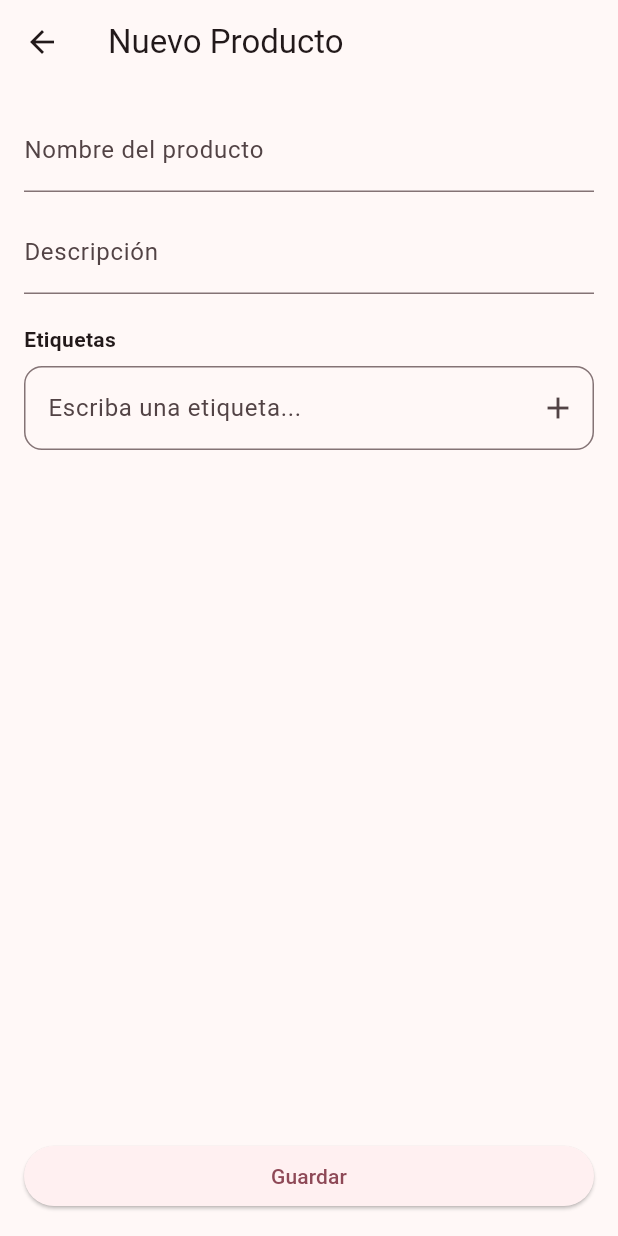
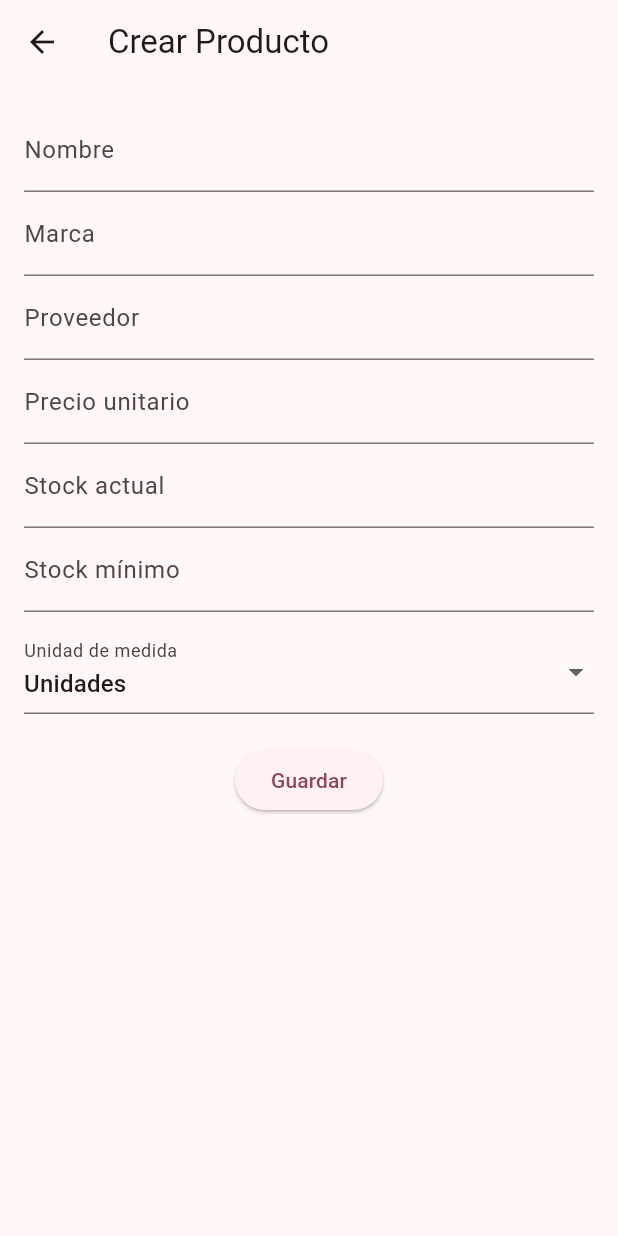
Before and after one commit to Chronos2412/Project-Kim, a Flutter app: the ProductFormScreen screen opened directly, on a phone screen of 412 x 824 dp. Run offline on Flutter 3.47's test engine with Material 3 defaults, Android fonts, the phone set to English and light mode, and no system bars; our stand-ins replace sqflite; accounts and stored records are empty.

Commit message:
feat: inventory module create flow + fixes product model + dropdown fix

```diff
--- a/project_kim/lib/features/inventory/data/models/product_model.dart
+++ b/project_kim/lib/features/inventory/data/models/product_model.dart
@@ -1,13 +1,21 @@
 class ProductModel {
   final int? id;
   final int categoryId;
+
   final String name;
+
   final double unitPrice;
-  final double stockQuantity;
+
+  // 🔥 STOCK DEBE SER INT en inventario real
+  final int stockQuantity;
+
   final String stockUnit; // "unit" | "ml" | "kg"
+
   final String brand;
   final String supplier;
-  final double minStockQuantity;
+
+  final int minStockQuantity;
+
   final DateTime lastUpdatedAt;
   final String lastUpdatedBy;
 
@@ -25,8 +33,14 @@ class ProductModel {
     required this.lastUpdatedBy,
   });
 
-  bool get isLowStock => stockQuantity < minStockQuantity;
+  // -------------------------
+  // BUSINESS LOGIC
+  // -------------------------
+  bool get isLowStock => stockQuantity <= minStockQuantity;
 
+  // -------------------------
+  // TO MAP (DB)
+  // -------------------------
   Map<String, dynamic> toMap() {
     return {
       "id": id,
@@ -43,17 +57,26 @@ class ProductModel {
     };
   }
 
+  // -------------------------
+  // FROM MAP (DB)
+  // -------------------------
   factory ProductModel.fromMap(Map<String, dynamic> map) {
     return ProductModel(
       id: map["id"],
       categoryId: map["categoryId"],
       name: map["name"],
       unitPrice: (map["unitPrice"] as num).toDouble(),
-      stockQuantity: (map["stockQuantity"] as num).toDouble(),
+
+      // 🔥 FIX: int seguro
+      stockQuantity: (map["stockQuantity"] as num).toInt(),
+
       stockUnit: map["stockUnit"],
       brand: map["brand"],
       supplier: map["supplier"],
-      minStockQuantity: (map["minStockQuantity"] as num).toDouble(),
+
+      // 🔥 FIX: int seguro
+      minStockQuantity: (map["minStockQuantity"] as num).toInt(),
+
       lastUpdatedAt: DateTime.parse(map["lastUpdatedAt"]),
       lastUpdatedBy: map["lastUpdatedBy"],
     );
--- a/project_kim/lib/features/inventory/presentation/screens/product_form_screen.dart
+++ b/project_kim/lib/features/inventory/presentation/screens/product_form_screen.dart
@@ -1,12 +1,9 @@
 import 'package:flutter/material.dart';
 import 'package:project_kim/core/db/app_database.dart';
-import 'package:project_kim/features/inventory/data/models/tag_model.dart';
-import 'package:project_kim/features/inventory/presentation/widgets/tag_input_widget.dart';
+import 'package:project_kim/features/inventory/data/models/product_model.dart';
 
 class ProductFormScreen extends StatefulWidget {
-  final dynamic product; // reemplaza por ProductModel si tienes
-
-  const ProductFormScreen({super.key, this.product});
+  const ProductFormScreen({super.key});
 
   @override
   State<ProductFormScreen> createState() => _ProductFormScreenState();
@@ -14,202 +11,125 @@ class ProductFormScreen extends StatefulWidget {
 
 class _ProductFormScreenState extends State<ProductFormScreen> {
   final AppDatabase _db = AppDatabase();
+  final _formKey = GlobalKey<FormState>();
 
-  List<TagModel> _existingTags = [];
-  List<TagModel> _selectedTags = [];
+  final _nameCtrl = TextEditingController();
+  final _brandCtrl = TextEditingController();
+  final _supplierCtrl = TextEditingController();
+  final _priceCtrl = TextEditingController();
+  final _stockCtrl = TextEditingController();
+  final _minStockCtrl = TextEditingController();
 
-  final TextEditingController _nameController = TextEditingController();
-  final TextEditingController _descController = TextEditingController();
-
-  bool get isEditing => widget.product != null;
-
-  @override
-  void initState() {
-    super.initState();
-
-    _loadTags();
-
-    if (isEditing) {
-      _fillProductData();
-      _loadProductTags(widget.product.id);
-    }
-  }
-
-  // =========================
-  // LOAD ALL TAGS (CATALOG)
-  // =========================
-  Future<void> _loadTags() async {
-    final db = await _db.database;
-
-    final result = await db.query('tags');
-
-    setState(() {
-      _existingTags =
-          result.map((e) => TagModel.fromMap(e)).toList();
-    });
-  }
-
-  // =========================
-  // LOAD PRODUCT DATA (EDIT)
-  // =========================
-  void _fillProductData() {
-    final product = widget.product;
-
-    _nameController.text = product.name;
-    _descController.text = product.description ?? "";
-  }
-
-  // =========================
-  // LOAD PRODUCT TAGS (EDIT FIX)
-  // =========================
-  Future<void> _loadProductTags(int productId) async {
-    final db = await _db.database;
-
-    final result = await db.rawQuery('''
-      SELECT t.*
-      FROM tags t
-      INNER JOIN product_tags pt ON pt.tagId = t.id
-      WHERE pt.productId = ?
-    ''', [productId]);
-
-    setState(() {
-      _selectedTags =
-          result.map((e) => TagModel.fromMap(e)).toList();
-    });
-  }
-
-  // =========================
-  // SAVE PRODUCT (CREATE/UPDATE)
-  // =========================
-  Future<void> saveProduct() async {
-    final db = await _db.database;
-
-    final productData = {
-      'name': _nameController.text.trim(),
-      'description': _descController.text.trim(),
-      'createdAt': DateTime.now().toIso8601String(),
-    };
-
-    int productId;
-
-    if (isEditing) {
-      productId = widget.product.id;
-
-      await db.update(
-        'products',
-        productData,
-        where: 'id = ?',
-        whereArgs: [productId],
-      );
-    } else {
-      productId = await db.insert('products', productData);
-    }
-
-    // =========================
-    // TAGS FLOW (IMPORTANT)
-    // =========================
-    final tagNames =
-        _selectedTags.map((t) => t.name).toList();
-
-    await _db.saveProductTags(
-      db,
-      productId,
-      tagNames,
-    );
-
-    // =========================
-    // LOG
-    // =========================
-    await db.insert('product_logs', {
-      'productId': productId,
-      'action': isEditing ? 'UPDATE' : 'CREATE',
-      'createdAt': DateTime.now().toIso8601String(),
-    });
-
-    if (mounted) {
-      Navigator.pop(context);
-    }
-  }
+  String _unit = "unidades";
 
   @override
   void dispose() {
-    _nameController.dispose();
-    _descController.dispose();
+    _nameCtrl.dispose();
+    _brandCtrl.dispose();
+    _supplierCtrl.dispose();
+    _priceCtrl.dispose();
+    _stockCtrl.dispose();
+    _minStockCtrl.dispose();
     super.dispose();
+  }
+
+  Future<void> _save() async {
+    if (!_formKey.currentState!.validate()) return;
+
+    final db = await _db.database;
+
+    final product = ProductModel(
+      categoryId: 1, // temporal mientras conectamos categories UI
+      name: _nameCtrl.text.trim(),
+      unitPrice: double.tryParse(_priceCtrl.text) ?? 0.0,
+      stockQuantity: int.tryParse(_stockCtrl.text) ?? 0,
+      stockUnit: _unit,
+      brand: _brandCtrl.text.trim(),
+      supplier: _supplierCtrl.text.trim(),
+      minStockQuantity: int.tryParse(_minStockCtrl.text) ?? 0,
+      lastUpdatedAt: DateTime.now(),
+      lastUpdatedBy: "system",
+    );
+
+    await db.insert("products", product.toMap());
+
+    if (!mounted) return;
+
+    Navigator.pop(context, true);
   }
 
   @override
   Widget build(BuildContext context) {
     return Scaffold(
-      appBar: AppBar(
-        title: Text(
-          isEditing ? "Editar Producto" : "Nuevo Producto",
-        ),
-      ),
-      body: Padding(
+      appBar: AppBar(title: const Text("Crear Producto")),
+      body: SingleChildScrollView(
         padding: const EdgeInsets.all(16),
-        child: Column(
-          children: [
-            // NAME
-            TextField(
-              controller: _nameController,
-              decoration: const InputDecoration(
-                labelText: "Nombre del producto",
+        child: Form(
+          key: _formKey,
+          child: Column(
+            children: [
+
+              TextFormField(
+                controller: _nameCtrl,
+                decoration: const InputDecoration(labelText: "Nombre"),
+                validator: (v) =>
+                    v == null || v.isEmpty ? "Requerido" : null,
               ),
-            ),
 
-            const SizedBox(height: 12),
+              TextFormField(
+                controller: _brandCtrl,
+                decoration: const InputDecoration(labelText: "Marca"),
+              ),
 
-            // DESCRIPTION
-            TextField(
-              controller: _descController,
-              decoration: const InputDecoration(
-                labelText: "Descripción",
+              TextFormField(
+                controller: _supplierCtrl,
+                decoration: const InputDecoration(labelText: "Proveedor"),
               ),
-            ),
 
-            const SizedBox(height: 20),
+              TextFormField(
+                controller: _priceCtrl,
+                decoration: const InputDecoration(labelText: "Precio unitario"),
+                keyboardType: TextInputType.number,
+              ),
 
-            // TAG INPUT
-            TagInputWidget(
-              existingTags: _existingTags,
-              selectedTags: _selectedTags,
-              onAddTag: (tag) {
-                setState(() {
-                  final exists = _selectedTags.any(
-                    (t) => t.name.toLowerCase() ==
-                        tag.name.toLowerCase(),
-                  );
+              TextFormField(
+                controller: _stockCtrl,
+                decoration: const InputDecoration(labelText: "Stock actual"),
+                keyboardType: TextInputType.number,
+              ),
 
-                  if (!exists) {
-                    _selectedTags.add(tag);
-                  }
-                });
-              },
-              onRemoveTag: (tag) {
-                setState(() {
-                  _selectedTags.removeWhere(
-                    (t) =>
-                        t.name.toLowerCase() ==
-                        tag.name.toLowerCase(),
-                  );
-                });
-              },
-            ),
+              TextFormField(
+                controller: _minStockCtrl,
+                decoration: const InputDecoration(labelText: "Stock mínimo"),
+                keyboardType: TextInputType.number,
+              ),
 
-            const Spacer(),
+              const SizedBox(height: 12),
 
-            // SAVE BUTTON
-            SizedBox(
-              width: double.infinity,
-              child: ElevatedButton(
-                onPressed: saveProduct,
-                child: Text(
-                  isEditing ? "Actualizar" : "Guardar",
-                ),
+              DropdownButtonFormField<String>(
+  value: _unit,
+  items: const [
+    DropdownMenuItem(value: "unidades", child: Text("Unidades")),
+    DropdownMenuItem(value: "kg", child: Text("Kilogramos")),
+    DropdownMenuItem(value: "g", child: Text("Gramos")),
+    DropdownMenuItem(value: "ml", child: Text("Mililitros")),
+    DropdownMenuItem(value: "l", child: Text("Litros")),
+    DropdownMenuItem(value: "caja", child: Text("Caja")),
+  ],
+  onChanged: (value) {
+    if (value != null) setState(() => _unit = value);
+  },
+  decoration: const InputDecoration(labelText: "Unidad de medida"),
+),
+
+              const SizedBox(height: 20),
+
+              ElevatedButton(
+                onPressed: _save,
+                child: const Text("Guardar"),
               ),
-            ),
-          ],
+            ],
+          ),
         ),
       ),
     );
```
Also changed, not shown: project_kim/lib/features/inventory/presentation/screens/inventory_screen.dart (+32 -8 lines), 3 other files.
